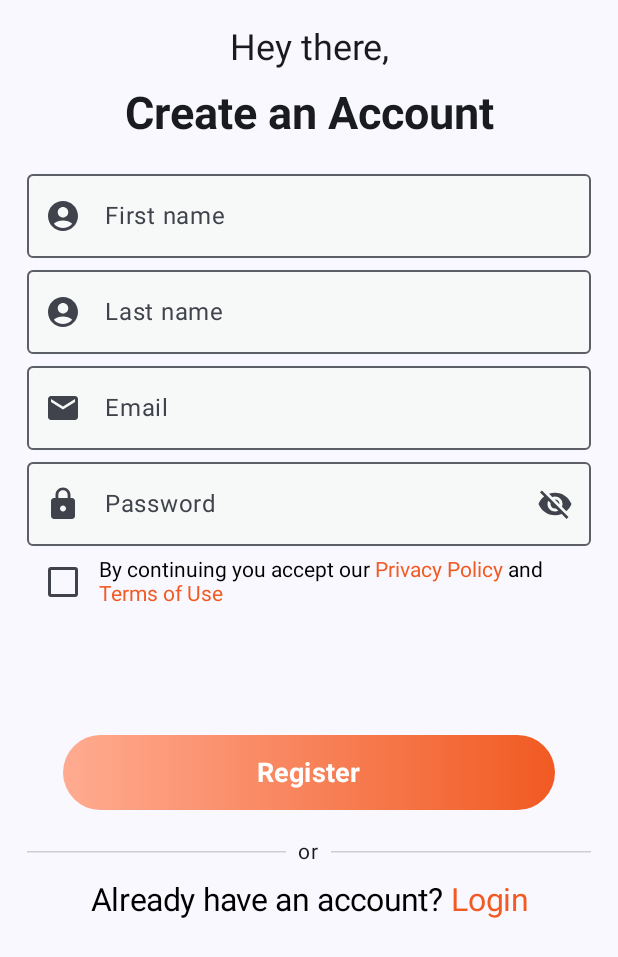
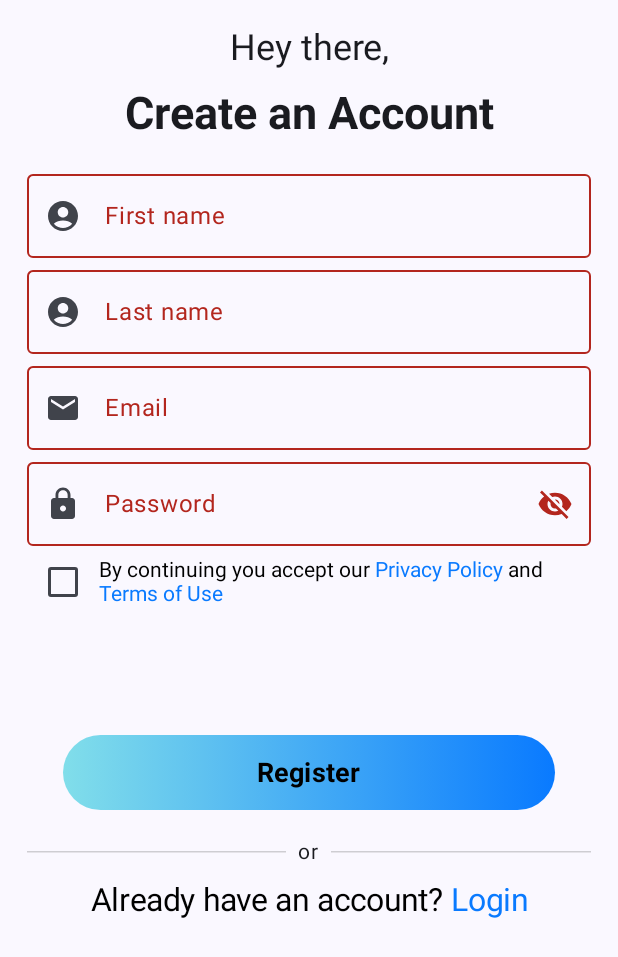
Before and after one commit to AlexGeorgiev86/NoteApp, an Android app built with Jetpack Compose: the screen it shows after launch (MainActivity), on a phone screen of 412 x 824 dp. Shown: the top 957 px of the screen. Run offline under Robolectric (Android 15) with nearby library versions, the phone set to English and light mode, and no system bars; our stand-ins replace Dagger/Hilt's generated code.

Commit message:
RegisterScreen validation

```diff
--- a/app/build.gradle.kts
+++ b/app/build.gradle.kts
@@ -3,6 +3,7 @@ plugins {
     id("org.jetbrains.kotlin.android")
     kotlin("kapt")
     id("com.google.dagger.hilt.android")
+    id("com.google.gms.google-services")
 }
 
 android {
@@ -92,4 +93,8 @@ dependencies {
 
     // Kotlin Extensions and Coroutines support for Room
     implementation("androidx.room:room-ktx:2.6.1")
+
+    // Firebase
+    implementation(platform("com.google.firebase:firebase-bom:32.8.0"))
+    implementation("com.google.firebase:firebase-auth")
 }
--- a/app/src/main/java/com/sales/cleanarchitecturenoteapp/feature_auth/presentation/SharedAuthViewModel.kt
+++ b/app/src/main/java/com/sales/cleanarchitecturenoteapp/feature_auth/presentation/SharedAuthViewModel.kt
@@ -1,6 +1,82 @@
 package com.sales.cleanarchitecturenoteapp.feature_auth.presentation
 
+import androidx.compose.runtime.mutableStateOf
 import androidx.lifecycle.ViewModel
+import com.sales.cleanarchitecturenoteapp.feature_auth.presentation.register.RegistrationUIState
+import com.sales.cleanarchitecturenoteapp.feature_auth.presentation.register.UIEvent
+import com.sales.cleanarchitecturenoteapp.utilities.Validator
 
-class SharedAuthViewModel: ViewModel() {
+class SharedAuthViewModel : ViewModel() {
+
+    val registrationUIState = mutableStateOf(RegistrationUIState())
+
+    fun onEvent(event: UIEvent) {
+        when (event) {
+            is UIEvent.FirstNameChanged -> {
+                registrationUIState.value = registrationUIState.value.copy(
+                    firstName = event.firstName,
+                    firstNameError = Validator.validateFirstName(
+                        firstName = event.firstName
+                    ).status
+                )
+            }
+
+            is UIEvent.LastNameChanged -> {
+                registrationUIState.value = registrationUIState.value.copy(
+                    lastName = event.lastName,
+                    lastNameError = Validator.validateLastName(
+                        lastName = event.lastName
+                    ).status
+                )
+            }
+
+            is UIEvent.EmailChanged -> {
+                registrationUIState.value = registrationUIState.value.copy(
+                    email = event.email,
+                    emailError = Validator.validateEmail(
+                        email = event.email
+                    ).status
+                )
+            }
+
+            is UIEvent.PasswordChanged -> {
+                registrationUIState.value = registrationUIState.value.copy(
+                    password = event.password,
+                    passwordError = Validator.validatePassword(
+                        password = event.password
+                    ).status
+                )
+            }
+
+            is UIEvent.RegisterButtonClicked -> {
+                register()
+            }
+        }
+    }
+
+    private fun register() {
+
+    }
+
+/*    private fun validateData() {
+        val firstNameValid = Validator.validateFirstName(
+            firstName = registrationUIState.value.firstName
+        )
+        val lastNameValid = Validator.validateLastName(
+            lastName = registrationUIState.value.lastName
+        )
+        val emailValid = Validator.validateEmail(
+            email = registrationUIState.value.email
+        )
+        val passwordValid = Validator.validatePassword(
+            password = registrationUIState.value.password
+        )
+
+        registrationUIState.value = registrationUIState.value.copy(
+            firstNameError = firstNameValid.status,
+            lastNameError = lastNameValid.status,
+            emailError = emailValid.status,
+            passwordError = passwordValid.status,
+        )
+    }*/
 }
--- a/app/src/main/java/com/sales/cleanarchitecturenoteapp/feature_auth/presentation/components/AuthButton.kt
+++ b/app/src/main/java/com/sales/cleanarchitecturenoteapp/feature_auth/presentation/components/AuthButton.kt
@@ -17,18 +17,28 @@ import androidx.compose.ui.graphics.Color
 import androidx.compose.ui.text.font.FontWeight
 import androidx.compose.ui.unit.dp
 import androidx.compose.ui.unit.sp
-import com.sales.cleanarchitecturenoteapp.ui.theme.GoodOrange
-import com.sales.cleanarchitecturenoteapp.ui.theme.RedOrange
+import com.sales.cleanarchitecturenoteapp.ui.theme.Active
+import com.sales.cleanarchitecturenoteapp.ui.theme.BabyBlue
 
 @Composable
-fun AuthButton(value: String) {
+fun AuthButton(
+    value: String,
+    isEnabled: Boolean = false,
+    onButtonClicked: () -> Unit
+) {
     Button(
-        onClick = { /*TODO*/ },
+        onClick = { onButtonClicked() },
         modifier = Modifier
             .fillMaxWidth()
             .heightIn(50.dp),
-        colors = ButtonDefaults.buttonColors(Color.Transparent),
-        shape = RoundedCornerShape(50.dp)
+        colors = ButtonDefaults.buttonColors(
+            containerColor = Color.Transparent,
+            disabledContainerColor = Color.Transparent,
+            disabledContentColor = Color.Transparent,
+            contentColor = Color.Transparent
+        ),
+        shape = RoundedCornerShape(50.dp),
+        enabled = isEnabled
     ) {
         Box(
             contentAlignment = Alignment.Center,
@@ -36,13 +46,14 @@ fun AuthButton(value: String) {
                 .fillMaxWidth()
                 .heightIn(50.dp)
                 .background(
-                    brush = Brush.horizontalGradient(listOf(RedOrange, GoodOrange)),
+                    brush = Brush.horizontalGradient(listOf(BabyBlue, Active)),
                     shape = RoundedCornerShape(50.dp)
                 )
         ) {
             Text(
                 text = value,
                 fontSize = 18.sp,
+                color = Color.Black,
                 fontWeight = FontWeight.Bold
             )
 
--- a/app/src/main/java/com/sales/cleanarchitecturenoteapp/feature_auth/presentation/components/AuthCheckbox.kt
+++ b/app/src/main/java/com/sales/cleanarchitecturenoteapp/feature_auth/presentation/components/AuthCheckbox.kt
@@ -13,7 +13,7 @@ import androidx.compose.ui.Modifier
 import androidx.compose.ui.unit.dp
 
 @Composable
-fun AuthCheckbox(textValue: String, onTextSelected: (String) -> Unit) {
+fun AuthCheckbox(onTextSelected: (String) -> Unit) {
     Row(
         modifier = Modifier
             .fillMaxWidth()
@@ -24,6 +24,6 @@ fun AuthCheckbox(textValue: String, onTextSelected: (String) -> Unit) {
 
         Checkbox(checked = checkedState, onCheckedChange = { checkedState != checkedState })
 
-        TermAndPolicyClickableText(text = textValue, onTextSelected = onTextSelected)
+        TermAndPolicyClickableText(onTextSelected = onTextSelected)
     }
 }
--- a/app/src/main/java/com/sales/cleanarchitecturenoteapp/feature_auth/presentation/components/AuthClickableText.kt
+++ b/app/src/main/java/com/sales/cleanarchitecturenoteapp/feature_auth/presentation/components/AuthClickableText.kt
@@ -13,7 +13,7 @@ import androidx.compose.ui.text.style.TextAlign
 import androidx.compose.ui.text.withStyle
 import androidx.compose.ui.unit.sp
 import com.sales.cleanarchitecturenoteapp.R
-import com.sales.cleanarchitecturenoteapp.ui.theme.GoodOrange
+import com.sales.cleanarchitecturenoteapp.ui.theme.Active
 
 @Composable
 fun AuthClickableText(
@@ -24,7 +24,7 @@ fun AuthClickableText(
     val clickableText = if(tryingToLogin) stringResource(id = R.string.login) else stringResource(id = R.string.register)
     val annotatedString = buildAnnotatedString {
         append(unclickableText)
-        withStyle(style = SpanStyle(color = GoodOrange)) {
+        withStyle(style = SpanStyle(color = Active)) {
             pushStringAnnotation(tag = clickableText, annotation = clickableText)
             append(clickableText)
         }
--- a/app/src/main/java/com/sales/cleanarchitecturenoteapp/feature_auth/presentation/components/AuthTextField.kt
+++ b/app/src/main/java/com/sales/cleanarchitecturenoteapp/feature_auth/presentation/components/AuthTextField.kt
@@ -14,28 +14,38 @@ import androidx.compose.runtime.setValue
 import androidx.compose.ui.Modifier
 import androidx.compose.ui.graphics.vector.ImageVector
 import androidx.compose.ui.text.input.ImeAction
-import com.sales.cleanarchitecturenoteapp.ui.theme.GoodOrange
+import com.sales.cleanarchitecturenoteapp.ui.theme.Active
 import com.sales.cleanarchitecturenoteapp.ui.theme.LightGray
 
 @Composable
-fun AuthTextField(labelValue: String, icon: ImageVector, ) {
+fun AuthTextField(
+    labelValue: String,
+    icon: ImageVector,
+    errorStatus: Boolean,
+    onTextSelected: (String) -> Unit
+) {
+
     var textValue by remember { mutableStateOf("") }
 
     OutlinedTextField(
         modifier = Modifier.fillMaxWidth(),
         value = textValue,
         label = { Text(text = labelValue) },
-        onValueChange = { textValue = it },
+        onValueChange = {
+            textValue = it
+            onTextSelected(it)
+        },
         keyboardOptions = KeyboardOptions(imeAction = ImeAction.Next),
         leadingIcon = { Icon(imageVector = icon, contentDescription = "") },
         colors = OutlinedTextFieldDefaults.colors(
             focusedContainerColor = LightGray,
             unfocusedContainerColor = LightGray,
-            focusedBorderColor = GoodOrange,
-            focusedLabelColor = GoodOrange,
-            cursorColor = GoodOrange
+            focusedBorderColor = Active,
+            focusedLabelColor = Active,
+            cursorColor = Active
         ),
         singleLine = true,
-        maxLines = 1
+        maxLines = 1,
+        isError = !errorStatus
     )
 }
--- a/app/src/main/java/com/sales/cleanarchitecturenoteapp/feature_auth/presentation/components/PasswordTextField.kt
+++ b/app/src/main/java/com/sales/cleanarchitecturenoteapp/feature_auth/presentation/components/PasswordTextField.kt
@@ -25,11 +25,16 @@ import androidx.compose.ui.text.input.KeyboardType
 import androidx.compose.ui.text.input.PasswordVisualTransformation
 import androidx.compose.ui.text.input.VisualTransformation
 import com.sales.cleanarchitecturenoteapp.R
-import com.sales.cleanarchitecturenoteapp.ui.theme.GoodOrange
+import com.sales.cleanarchitecturenoteapp.ui.theme.Active
 import com.sales.cleanarchitecturenoteapp.ui.theme.LightGray
 
 @Composable
-fun PasswordTextField(labelValue: String, icon: ImageVector) {
+fun PasswordTextField(
+    labelValue: String,
+    icon: ImageVector,
+    errorStatus: Boolean,
+    onTextSelected: (String) -> Unit
+) {
     var password by remember { mutableStateOf("") }
     var passwordVisible by remember { mutableStateOf(false) }
     val localFocusManager = LocalFocusManager.current
@@ -38,12 +43,15 @@ fun PasswordTextField(labelValue: String, icon: ImageVector) {
         modifier = Modifier.fillMaxWidth(),
         value = password,
         label = { Text(text = labelValue) },
-        onValueChange = { password = it },
+        onValueChange = {
+            password = it
+            onTextSelected(it)
+        },
         keyboardOptions = KeyboardOptions(
             keyboardType = KeyboardType.Password,
             imeAction = ImeAction.Done
         ),
-        keyboardActions = KeyboardActions{
+        keyboardActions = KeyboardActions {
             localFocusManager.clearFocus()
         },
         singleLine = true,
@@ -52,9 +60,9 @@ fun PasswordTextField(labelValue: String, icon: ImageVector) {
         colors = OutlinedTextFieldDefaults.colors(
             focusedContainerColor = LightGray,
             unfocusedContainerColor = LightGray,
-            focusedBorderColor = GoodOrange,
-            focusedLabelColor = GoodOrange,
-            cursorColor = GoodOrange
+            focusedBorderColor = Active,
+            focusedLabelColor = Active,
+            cursorColor = Active
         ),
         trailingIcon = {
             val iconImage = if (passwordVisible) {
@@ -73,6 +81,7 @@ fun PasswordTextField(labelValue: String, icon: ImageVector) {
                 Icon(imageVector = iconImage, contentDescription = description)
             }
         },
+        isError = !errorStatus,
         visualTransformation = if (passwordVisible) VisualTransformation.None else PasswordVisualTransformation()
     )
 }
--- a/app/src/main/java/com/sales/cleanarchitecturenoteapp/feature_auth/presentation/components/TermAndPolicyClickableText.kt
+++ b/app/src/main/java/com/sales/cleanarchitecturenoteapp/feature_auth/presentation/components/TermAndPolicyClickableText.kt
@@ -7,23 +7,22 @@ import androidx.compose.ui.text.SpanStyle
 import androidx.compose.ui.text.buildAnnotatedString
 import androidx.compose.ui.text.withStyle
 import com.sales.cleanarchitecturenoteapp.R
-import com.sales.cleanarchitecturenoteapp.ui.theme.GoodOrange
+import com.sales.cleanarchitecturenoteapp.ui.theme.Active
 
 @Composable
 fun TermAndPolicyClickableText(
-    onTextSelected: (String) -> Unit,
-    text: String
+    onTextSelected: (String) -> Unit
 ) {
     val termsOfUse = stringResource(id = R.string.terms_of_use)
     val privacyPolicy = stringResource(id = R.string.privacy_policy)
     val annotatedString = buildAnnotatedString {
         append("By continuing you accept our ")
-        withStyle(style = SpanStyle(color = GoodOrange)){
+        withStyle(style = SpanStyle(color = Active)){
             pushStringAnnotation(tag = privacyPolicy, annotation = privacyPolicy)
             append(privacyPolicy)
         }
         append(" and ")
-        withStyle(style = SpanStyle(color = GoodOrange)){
+        withStyle(style = SpanStyle(color = Active)){
             pushStringAnnotation(tag = termsOfUse, annotation = termsOfUse)
             append(termsOfUse)
         }
--- a/app/src/main/java/com/sales/cleanarchitecturenoteapp/feature_auth/presentation/register/RegisterScreen.kt
+++ b/app/src/main/java/com/sales/cleanarchitecturenoteapp/feature_auth/presentation/register/RegisterScreen.kt
@@ -1,5 +1,6 @@
 package com.sales.cleanarchitecturenoteapp.feature_auth.presentation.register
 
+import android.util.Log
 import androidx.compose.foundation.layout.Column
 import androidx.compose.foundation.layout.Spacer
 import androidx.compose.foundation.layout.fillMaxSize
@@ -35,7 +36,7 @@ fun RegisterScreen(
     navController: NavHostController,
     onRegister: () -> Unit
 ) {
-
+Log.d("ALexx", "RegisterScreen recomposed")
     Surface(
         color = MaterialTheme.colorScheme.background,
         modifier = Modifier
@@ -52,31 +53,51 @@ fun RegisterScreen(
             Spacer(modifier = Modifier.height(10.dp))
             AuthTextField(
                 labelValue = stringResource(id = R.string.first_name),
-                icon = Icons.Default.AccountCircle
+                icon = Icons.Default.AccountCircle,
+                errorStatus = viewModel.registrationUIState.value.firstNameError,
+                onTextSelected = {
+                    viewModel.onEvent(UIEvent.FirstNameChanged(it))
+                }
             )
             AuthTextField(
                 labelValue = stringResource(id = R.string.last_name),
-                icon = Icons.Default.AccountCircle
+                icon = Icons.Default.AccountCircle,
+                errorStatus = viewModel.registrationUIState.value.lastNameError,
+                onTextSelected = {
+                    viewModel.onEvent(UIEvent.LastNameChanged(it))
+                }
             )
             AuthTextField(
                 labelValue = stringResource(id = R.string.email),
-                icon = Icons.Default.Email
+                icon = Icons.Default.Email,
+                errorStatus = viewModel.registrationUIState.value.emailError,
+                onTextSelected = {
+                    viewModel.onEvent(UIEvent.EmailChanged(it))
+                }
             )
             PasswordTextField(
                 labelValue = stringResource(id = R.string.password),
-                icon = Icons.Default.Lock
+                icon = Icons.Default.Lock,
+                errorStatus = viewModel.registrationUIState.value.passwordError,
+                onTextSelected = {
+                    viewModel.onEvent(UIEvent.PasswordChanged(it))
+                }
             )
 
-            AuthCheckbox(textValue = stringResource(id = R.string.terms_and_conditions)){
+            AuthCheckbox() {
                 navController.navigate("${Screen.TermsAndConditionsScreen.route}/$it")
             }
             Spacer(modifier = Modifier.height(70.dp))
 
-            AuthButton(stringResource(id = R.string.register))
+            AuthButton(
+                stringResource(id = R.string.register),
+            ) {
+                viewModel.onEvent(UIEvent.RegisterButtonClicked)
+            }
 
             DividerText()
 
-            AuthClickableText(tryingToLogin = true){
+            AuthClickableText(tryingToLogin = true) {
                 navController.navigate(Screen.LoginScreen.route)
             }
         }
--- /dev/null
+++ b/app/src/main/java/com/sales/cleanarchitecturenoteapp/feature_auth/presentation/register/RegistrationUIState.kt
@@ -0,0 +1,13 @@
+package com.sales.cleanarchitecturenoteapp.feature_auth.presentation.register
+
+data class RegistrationUIState(
+    val firstName: String = "",
+    val lastName: String = "",
+    val email: String = "",
+    val password: String = "",
+    val firstNameError: Boolean = false,
+    val lastNameError: Boolean = false,
+    val emailError: Boolean = false,
+    val passwordError: Boolean = false,
+
+    )
--- a/app/src/main/java/com/sales/cleanarchitecturenoteapp/ui/theme/Color.kt
+++ b/app/src/main/java/com/sales/cleanarchitecturenoteapp/ui/theme/Color.kt
@@ -22,3 +22,4 @@ val BabyBlue = Color(0xff81deea)
 val Violet = Color(0xffcf94da)
 val LightGreen = Color(0xffe7ed9b)
 val GoodOrange = Color(0xfff15a22)
+val Active = Color(0xFF097AFF)
--- a/build.gradle.kts
+++ b/build.gradle.kts
@@ -4,4 +4,6 @@ plugins {
     id("org.jetbrains.kotlin.android") version "1.9.0" apply false
     id("com.android.library") version "8.2.2" apply false
     id("com.google.dagger.hilt.android") version "2.48" apply false
+
+    id("com.google.gms.google-services") version "4.4.1" apply false
 }
```
Also changed, not shown: app/src/main/java/com/sales/cleanarchitecturenoteapp/feature_auth/presentation/login/LoginScreen.kt (+14 -3 lines), app/src/main/java/com/sales/cleanarchitecturenoteapp/feature_auth/presentation/register/UIEvent.kt (added, +11 -0 lines), app/src/main/java/com/sales/cleanarchitecturenoteapp/utilities/Validator.kt (added, +32 -0 lines), 1 other file.
